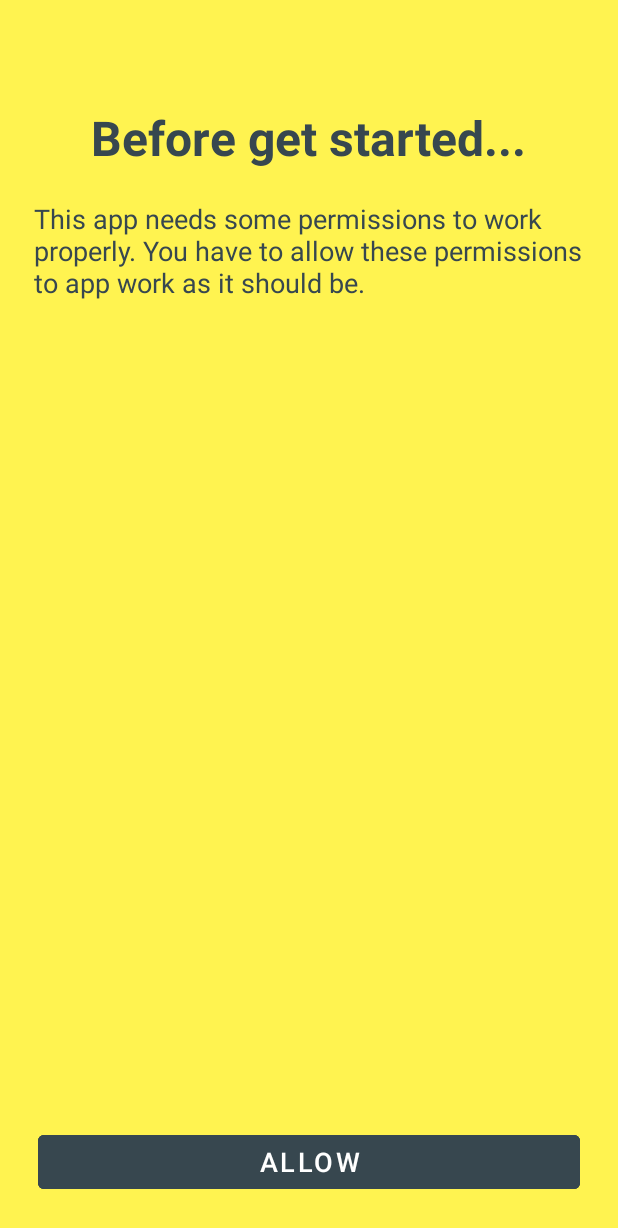
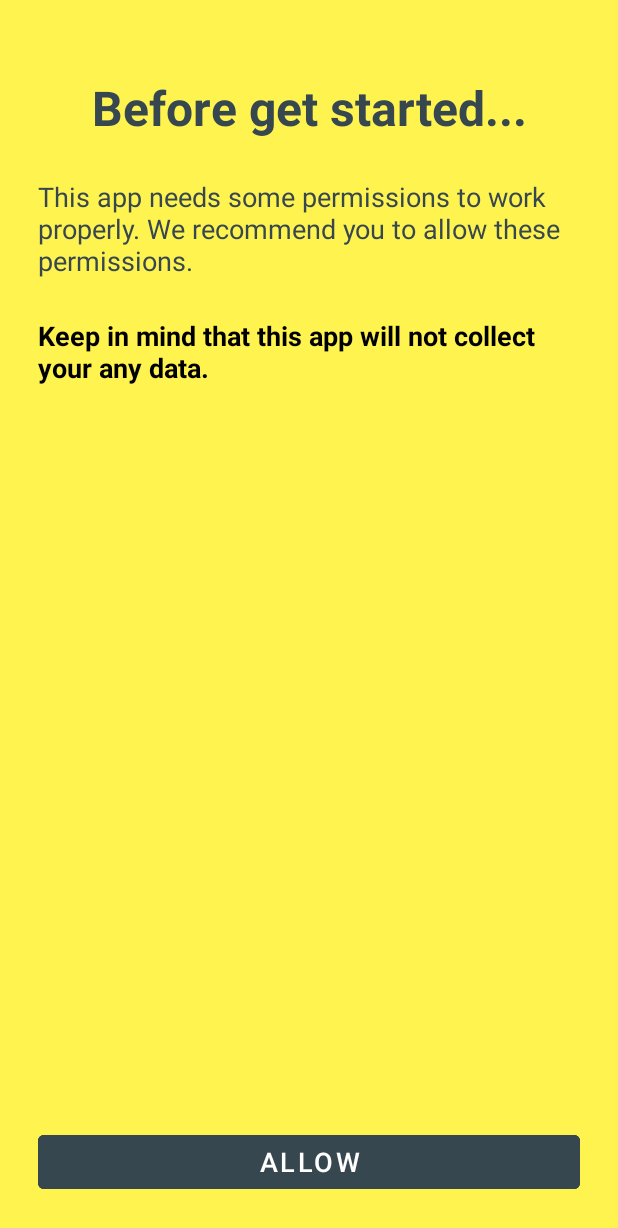
Before and after one commit to SametBozkurt/AnimalPregnancyTracking, an Android app: the layout layout_req_perms.xml on its own in the app's theme, with its tools: preview values and no code run, on a phone screen of 412 x 824 dp. Shown: the top 1228 px of the screen. Run offline under Robolectric (Android 15) with nearby library versions, the phone set to English and light mode, and no system bars.

Commit message:
New stabilization release for v1.1.1

```diff
--- a/app/src/main/res/layout/layout_req_perms.xml
+++ b/app/src/main/res/layout/layout_req_perms.xml
@@ -1,5 +1,5 @@
 <?xml version="1.0" encoding="utf-8"?>
-<RelativeLayout xmlns:android="http://schemas.android.com/apk/res/android"
+<androidx.constraintlayout.widget.ConstraintLayout xmlns:android="http://schemas.android.com/apk/res/android"
     android:layout_width="match_parent"
     android:layout_height="match_parent"
     xmlns:app="http://schemas.android.com/apk/res-auto"
@@ -9,26 +9,49 @@
         android:id="@+id/text_title"
         android:layout_width="wrap_content"
         android:layout_height="wrap_content"
-        android:layout_marginTop="70dp"
+        android:layout_marginTop="50dp"
+        android:layout_marginStart="@dimen/margin_kategori_6"
+        android:layout_marginEnd="@dimen/margin_kategori_6"
         android:fontFamily="sans-serif"
         android:text="@string/title_req_perms"
         android:textColor="@color/input_text_color"
         android:textSize="32sp"
         android:textStyle="bold"
-        android:layout_centerHorizontal="true" />
+        app:layout_constraintTop_toTopOf="parent"
+        app:layout_constraintStart_toStartOf="parent"
+        app:layout_constraintEnd_toEndOf="parent"
+        />
 
     <TextView
         android:layout_width="wrap_content"
         android:layout_height="wrap_content"
         android:id="@+id/text_informing"
-        android:layout_below="@id/text_title"
         android:text="@string/reqs_info"
         android:textColor="@color/input_text_color"
         android:textSize="18sp"
-        android:layout_marginStart="20dp"
-        android:layout_marginEnd="25dp"
-        android:layout_marginTop="20dp"
-        android:layout_centerHorizontal="true" />
+        android:layout_marginTop="@dimen/margin_kategori_6"
+        android:paddingStart="@dimen/margin_kategori_6"
+        android:paddingEnd="@dimen/margin_kategori_6"
+        app:layout_constraintTop_toBottomOf="@id/text_title"
+        app:layout_constraintStart_toStartOf="parent"
+        />
+
+    <TextView
+        android:id="@+id/text_informing2"
+        android:layout_width="wrap_content"
+        android:layout_height="wrap_content"
+        android:layout_below="@id/text_informing"
+        android:layout_marginTop="@dimen/margin_kategori_6"
+        android:paddingStart="@dimen/margin_kategori_6"
+        android:paddingEnd="@dimen/margin_kategori_6"
+        android:text="@string/reqs_info2"
+        android:textColor="@android:color/black"
+        android:textSize="18sp"
+        android:textStyle="bold"
+        app:layout_constraintTop_toBottomOf="@id/text_informing"
+        app:layout_constraintEnd_toEndOf="parent"
+        app:layout_constraintStart_toStartOf="parent"
+        />
 
     <com.google.android.material.button.MaterialButton
         android:id="@+id/allow"
@@ -42,9 +65,9 @@
         app:rippleColor="@color/button_ripple_color_light"
         app:strokeColor="@color/button_background_2"
         app:strokeWidth="@dimen/button_stroke_width"
-        android:layout_alignParentBottom="true"
-        android:layout_marginStart="25dp"
-        android:layout_marginEnd="25dp"
-        android:layout_marginBottom="25dp" />
+        android:layout_marginStart="@dimen/margin_kategori_6"
+        android:layout_marginEnd="@dimen/margin_kategori_6"
+        android:layout_marginBottom="@dimen/margin_kategori_6"
+        app:layout_constraintBottom_toBottomOf="parent" />
 
-</RelativeLayout>
+</androidx.constraintlayout.widget.ConstraintLayout>
--- a/app/src/main/res/values/strings.xml
+++ b/app/src/main/res/values/strings.xml
@@ -123,7 +123,10 @@
     <string name="allow_text">Allow</string>
     <string name="reqs_info">
         "This app needs some permissions to work properly."
-        "You have to allow these permissions to app work as it should be."
+        "We recommend you to allow these permissions."
+    </string>
+    <string name="reqs_info2">
+        Keep in mind that this app will not collect your any data.
     </string>
     <string name="fab_pet_exp">Pet</string>
     <string name="fab_barn_exp">Barn</string>
```
Also changed, not shown: 2 other files.
